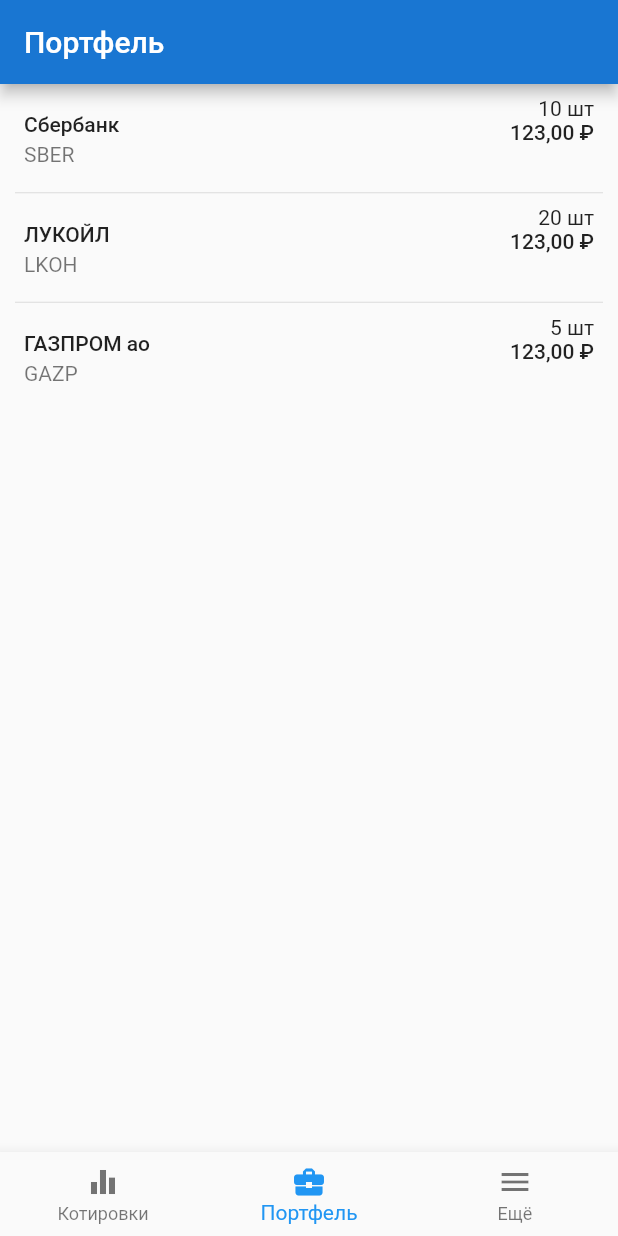
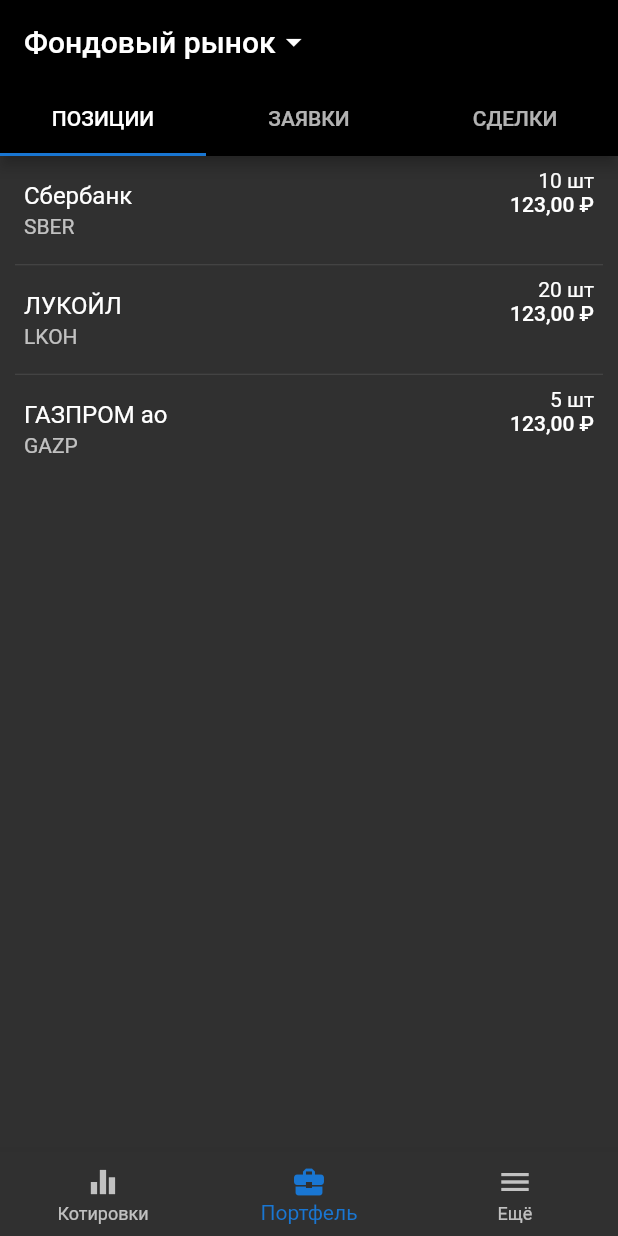
Before and after one commit to kolesnikov-sergey/flex, a Flutter app: the screen it shows after launch, item 2 of the bottom bar chosen, on a phone screen of 412 x 824 dp. Run offline on Flutter 3.47's test engine with Material 2 defaults, Android fonts, the phone set to English and light mode, and no system bars; our stand-ins replace charts_flutter, dynamic_theme; network calls fail.

Commit message:
order tabs and account tabs

```diff
--- a/lib/main.dart
+++ b/lib/main.dart
@@ -15,7 +15,7 @@
     final primaryColor = Color(0xFF1976d2);
 
     return new DynamicTheme(
-      defaultBrightness: Brightness.light,
+      defaultBrightness: Brightness.dark,
       data: (brightness) => new ThemeData(
         accentColor: primaryColor,
         brightness: brightness,
--- /dev/null
+++ b/lib/models/market.dart
@@ -0,0 +1,3 @@
+enum Market {
+  stock, currency, derivative
+}
--- a/lib/views/account/account.dart
+++ b/lib/views/account/account.dart
@@ -1,16 +1,48 @@
 import 'package:flutter/material.dart';
 import 'package:flutter/cupertino.dart';
 
+import '../ui/flex_dropdown.dart';
 import 'positions.dart';
+import '../../models/market.dart';
 
 class Account extends StatelessWidget {
+  static final markets = {
+    Market.stock: 'Фондовый рынок',
+    Market.currency: 'Валютный рынок',
+    Market.derivative: 'Срочный рынок',
+  };
+
+  static final tabs = [
+    Tab(text: 'ПОЗИЦИИ'),
+    Tab(text: 'ЗАЯВКИ'),
+    Tab(text: 'СДЕЛКИ')
+  ];
+
   @override
   Widget build(BuildContext context) {
-    return Scaffold(
-      appBar: AppBar(
-        title: Text('Портфель')
+    return DefaultTabController(
+      length: tabs.length,
+      child: Scaffold(
+        appBar: AppBar(
+          title: FlexDropdown(
+            initialValue: Market.stock,
+            items: markets,
+            onSelected: (market) {},
+          ),
+          bottom: TabBar(tabs: tabs),
+        ),
+        body: TabBarView(
+          children: [
+            Positions(),
+            Center(
+              child: Text('Заявки'),
+            ),
+            Center(
+              child: Text('Сделки'),
+            )
+          ],
+        ),
       ),
-      body: Positions(),
     );
   }
 }
--- a/lib/views/account/position_item.dart
+++ b/lib/views/account/position_item.dart
@@ -16,7 +16,7 @@
   @override
   Widget build(BuildContext context) {
     return ListTile(
-      title: Text(widget.position.name, style: Theme.of(context).textTheme.body2),
+      title: Text(widget.position.name),
       subtitle: Text(widget.position.id),
       trailing: Column(
         crossAxisAlignment: CrossAxisAlignment.start,
--- a/lib/views/quotes/quote_item.dart
+++ b/lib/views/quotes/quote_item.dart
@@ -69,7 +69,7 @@
   Widget build(BuildContext context) {
     return ListTile(
       onTap: tap,
-      title: Text(widget.security.name, style: TextStyle(fontWeight: FontWeight.bold)),
+      title: Text(widget.security.name),
       subtitle: Text(widget.security.id),
       selected: widget.selected,
       trailing: StreamBuilder<Quote>(
```
Also changed, not shown: lib/views/order/order.dart (+36 -10 lines), lib/views/order/order_form.dart (+11 -14 lines).
